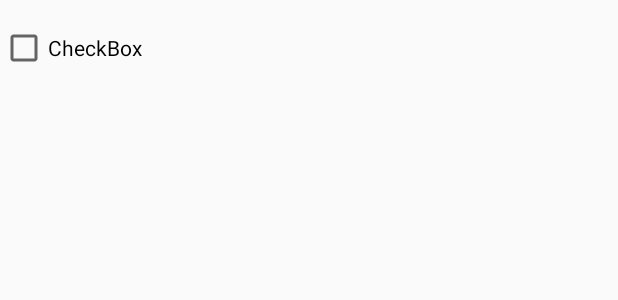
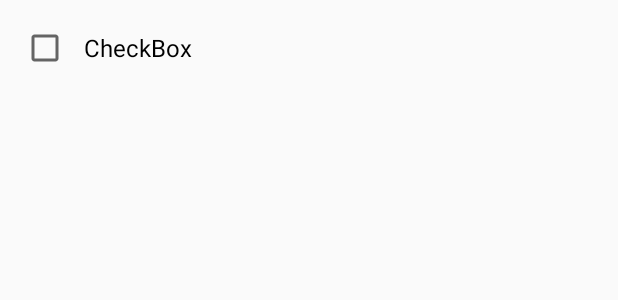
Before and after one commit to anddreaa04/ShoppingList, an Android app: the layout shopping_item.xml on its own in the app's theme, with its tools: preview values and no code run, on a phone screen of 412 x 824 dp. Shown: the top 300 px of the screen. Run offline under Robolectric (Android 15) with nearby library versions, the phone set to English and light mode, and no system bars.

Commit message:
7) Creació del nou layout(shopping_item) i el nou java(ShoppingListAdapter)

```diff
--- /dev/null
+++ b/app/src/main/java/edu/upc/eseiaat/pma/shoppinglist/ShoppingListAdapter.java
@@ -0,0 +1,9 @@
+package edu.upc.eseiaat.pma.shoppinglist;
+
+import android.widget.ArrayAdapter;
+
+public class ShoppingListAdapter extends ArrayAdapter {
+
+
+
+}
--- a/app/src/main/res/layout/shopping_item.xml
+++ b/app/src/main/res/layout/shopping_item.xml
@@ -1,11 +1,14 @@
 <?xml version="1.0" encoding="utf-8"?>
 <LinearLayout xmlns:android="http://schemas.android.com/apk/res/android"
     android:orientation="vertical" android:layout_width="match_parent"
-    android:layout_height="match_parent">
+    android:layout_height="match_parent"
+    android:paddingLeft="14dp" >
 
     <CheckBox
         android:id="@+id/shopping_item"
         android:layout_width="match_parent"
         android:layout_height="?attr/listPreferredItemHeight"
-        android:text="CheckBox" />
+        android:text="CheckBox"
+        android:paddingLeft="10dp"
+        android:textSize="16dp"/>
 </LinearLayout>
```
